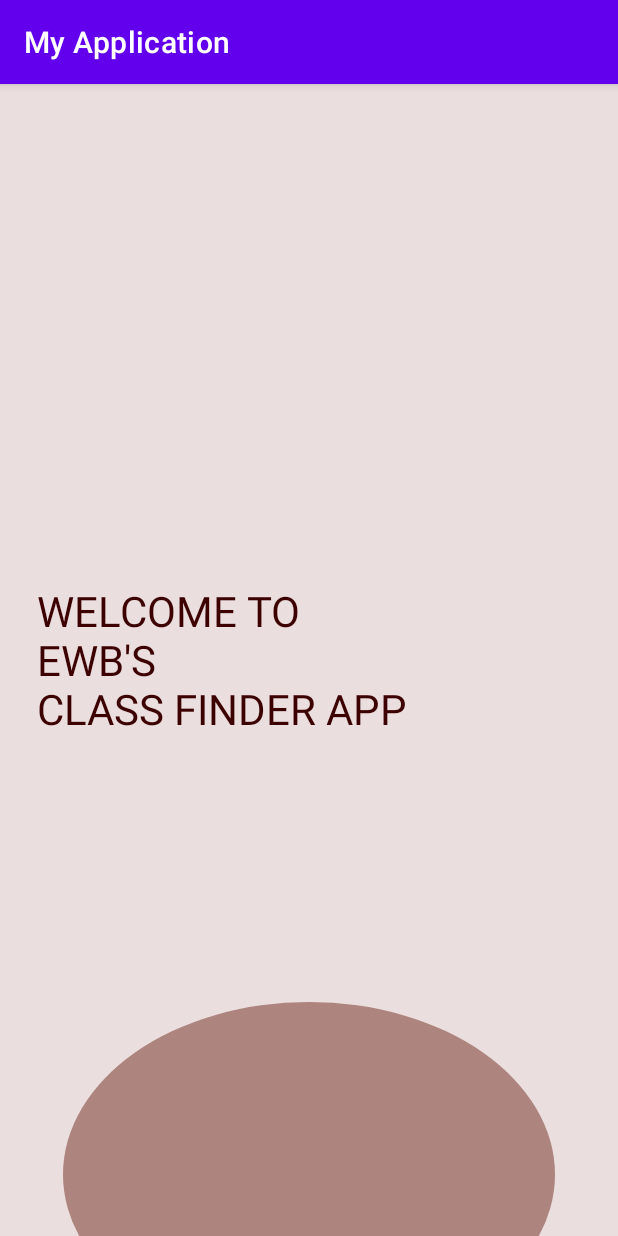
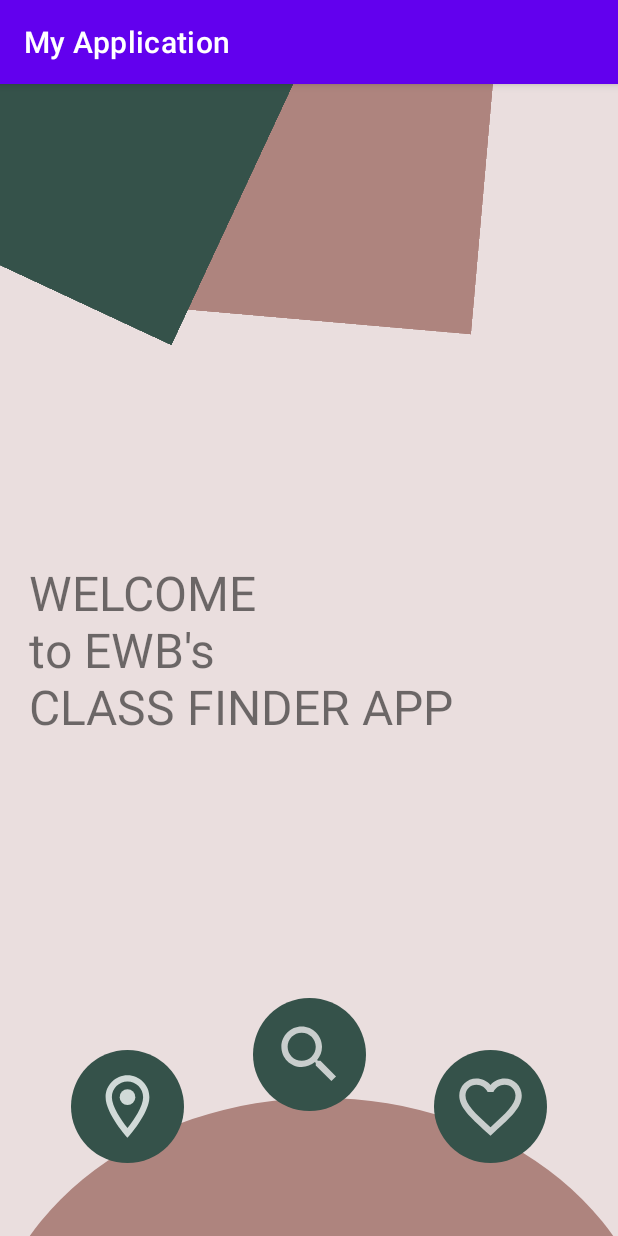
Before and after one commit to EWB-uOttawa/EWBCampusExplorer, an Android app: the screen it shows after launch (MainActivity before the commit, mainPage after it), on a phone screen of 412 x 824 dp. Run offline under Robolectric (Android 15) with nearby library versions, the phone set to English and light mode, and no system bars.

Commit message:
mainPage
in this one, i just copied the components from the first try and pasted them inside the androidx tags

```diff
--- a/EWBCampusExplorerMustafa/app/src/main/AndroidManifest.xml
+++ b/EWBCampusExplorerMustafa/app/src/main/AndroidManifest.xml
@@ -10,7 +10,7 @@
         android:supportsRtl="true"
         android:theme="@style/Theme.MyApplication">
         <activity
-            android:name=".MainActivity"
+            android:name=".mainPage"
             android:exported="true">
             <intent-filter>
                 <action android:name="android.intent.action.MAIN" />
--- a/EWBCampusExplorerMustafa/app/src/main/java/com/example/myapplication/MainActivity.java
+++ b/EWBCampusExplorerMustafa/app/src/main/java/com/example/myapplication/mainPage.java
@@ -4,11 +4,11 @@ import androidx.appcompat.app.AppCompatActivity;
 
 import android.os.Bundle;
 
-public class MainActivity extends AppCompatActivity {
+public class mainPage extends AppCompatActivity {
 
     @Override
     protected void onCreate(Bundle savedInstanceState) {
         super.onCreate(savedInstanceState);
-        setContentView(R.layout.activity_main);
+        setContentView(R.layout.main_page);
     }
 }
--- /dev/null
+++ b/EWBCampusExplorerMustafa/app/src/main/res/drawable-v24/box.xml
@@ -0,0 +1,13 @@
+<?xml version="1.0" encoding="utf-8"?>
+<selector xmlns:android="http://schemas.android.com/apk/res/android">
+    <item>
+        <shape android:shape="rectangle">
+            <solid android:color="#35524A"/>
+
+        </shape>
+
+    </item>
+
+
+
+</selector>
--- /dev/null
+++ b/EWBCampusExplorerMustafa/app/src/main/res/drawable-v24/buttoncircle.xml
@@ -0,0 +1,11 @@
+<?xml version="1.0" encoding="utf-8"?>
+<selector xmlns:android="http://schemas.android.com/apk/res/android">
+    <item>
+    <shape xmlns:android="http://schemas.android.com/apk/res/android"
+        android:shape="oval">
+        <solid
+            android:color="#35524a"/>
+    </shape>
+    </item>
+
+</selector>
--- /dev/null
+++ b/EWBCampusExplorerMustafa/app/src/main/res/drawable-v24/ic_destination.xml
@@ -0,0 +1,14 @@
+<vector xmlns:android="http://schemas.android.com/apk/res/android"
+    android:width="50dp"
+    android:height="50dp"
+    android:viewportWidth="24"
+    android:viewportHeight="24"
+    android:tint="#F7FDFB"
+    android:alpha="0.8">
+  <path
+      android:fillColor="@android:color/white"
+      android:pathData="M12,2C8.13,2 5,5.13 5,9c0,5.25 7,13 7,13s7,-7.75 7,-13c0,-3.87 -3.13,-7 -7,-7zM7,9c0,-2.76 2.24,-5 5,-5s5,2.24 5,5c0,2.88 -2.88,7.19 -5,9.88C9.92,16.21 7,11.85 7,9z"/>
+  <path
+      android:fillColor="@android:color/white"
+      android:pathData="M12,9m-2.5,0a2.5,2.5 0,1 1,5 0a2.5,2.5 0,1 1,-5 0"/>
+</vector>
--- /dev/null
+++ b/EWBCampusExplorerMustafa/app/src/main/res/drawable-v24/ic_favourites.xml
@@ -0,0 +1,11 @@
+<vector xmlns:android="http://schemas.android.com/apk/res/android"
+    android:width="50dp"
+    android:height="50dp"
+    android:viewportWidth="24"
+    android:viewportHeight="24"
+    android:tint="#EDEDED"
+    android:alpha="0.8">
+  <path
+      android:fillColor="@android:color/white"
+      android:pathData="M16.5,3c-1.74,0 -3.41,0.81 -4.5,2.09C10.91,3.81 9.24,3 7.5,3 4.42,3 2,5.42 2,8.5c0,3.78 3.4,6.86 8.55,11.54L12,21.35l1.45,-1.32C18.6,15.36 22,12.28 22,8.5 22,5.42 19.58,3 16.5,3zM12.1,18.55l-0.1,0.1 -0.1,-0.1C7.14,14.24 4,11.39 4,8.5 4,6.5 5.5,5 7.5,5c1.54,0 3.04,0.99 3.57,2.36h1.87C13.46,5.99 14.96,5 16.5,5c2,0 3.5,1.5 3.5,3.5 0,2.89 -3.14,5.74 -7.9,10.05z"/>
+</vector>
--- /dev/null
+++ b/EWBCampusExplorerMustafa/app/src/main/res/drawable-v24/ic_search.xml
@@ -0,0 +1,11 @@
+<vector xmlns:android="http://schemas.android.com/apk/res/android"
+    android:width="50dp"
+    android:height="50dp"
+    android:viewportWidth="24"
+    android:viewportHeight="24"
+    android:tint="#EDEDED"
+    android:alpha="0.8">
+  <path
+      android:fillColor="@android:color/white"
+      android:pathData="M15.5,14h-0.79l-0.28,-0.27C15.41,12.59 16,11.11 16,9.5 16,5.91 13.09,3 9.5,3S3,5.91 3,9.5 5.91,16 9.5,16c1.61,0 3.09,-0.59 4.23,-1.57l0.27,0.28v0.79l5,4.99L20.49,19l-4.99,-5zM9.5,14C7.01,14 5,11.99 5,9.5S7.01,5 9.5,5 14,7.01 14,9.5 11.99,14 9.5,14z"/>
+</vector>
--- a/EWBCampusExplorerMustafa/app/src/main/res/drawable/bottom_cicle.xml
+++ b/EWBCampusExplorerMustafa/app/src/main/res/drawable/box2.xml
@@ -1,11 +1,10 @@
 <?xml version="1.0" encoding="utf-8"?>
 <selector xmlns:android="http://schemas.android.com/apk/res/android">
     <item>
-        <shape android:shape="oval">
-            <solid android:color="#ae847e"></solid>
-            <corners android:radius="100in"></corners>
-
+        <shape android:shape="rectangle">
+            <solid android:color="#ae847e"/>
 
         </shape>
+
     </item>
 </selector>
--- /dev/null
+++ b/EWBCampusExplorerMustafa/app/src/main/res/drawable/circle.xml
@@ -0,0 +1,11 @@
+<?xml version="1.0" encoding="utf-8"?>
+<selector xmlns:android="http://schemas.android.com/apk/res/android">
+    <item>
+        <shape xmlns:android="http://schemas.android.com/apk/res/android"
+            android:shape="oval">
+            <solid
+                android:color="#ae847e"/>
+        </shape>
+
+    </item>
+</selector>
--- a/EWBCampusExplorerMustafa/app/src/main/res/layout/activity_main.xml
+++ /dev/null
@@ -1,37 +0,0 @@
-<?xml version="1.0" encoding="utf-8"?>
-<androidx.constraintlayout.widget.ConstraintLayout xmlns:android="http://schemas.android.com/apk/res/android"
-    xmlns:app="http://schemas.android.com/apk/res-auto"
-    xmlns:tools="http://schemas.android.com/tools"
-    android:layout_width="match_parent"
-    android:layout_height="match_parent"
-    android:background="#EADEDE"
-    tools:context=".MainActivity">
-
-    <TextView
-        android:id="@+id/textView"
-        android:layout_width="wrap_content"
-        android:layout_height="wrap_content"
-        android:text="WELCOME TO\nEWB'S\nCLASS FINDER APP"
-        android:textColor="#3c0000"
-        android:textSize="28sp"
-        app:layout_constraintBottom_toBottomOf="parent"
-        app:layout_constraintHorizontal_bias="0.15"
-        app:layout_constraintLeft_toLeftOf="parent"
-        app:layout_constraintRight_toRightOf="parent"
-        app:layout_constraintTop_toTopOf="parent"
-        app:layout_constraintVertical_bias="0.499" />
-
-    <View
-        android:id="@+id/view"
-        android:layout_width="328dp"
-        android:layout_height="230dp"
-        android:layout_marginStart="75dp"
-        android:layout_marginTop="612dp"
-        android:layout_marginEnd="74dp"
-        android:background="@drawable/bottom_cicle"
-        app:layout_constraintEnd_toEndOf="parent"
-        app:layout_constraintHorizontal_bias="0.515"
-        app:layout_constraintStart_toStartOf="parent"
-        app:layout_constraintTop_toTopOf="parent" />
-
-</androidx.constraintlayout.widget.ConstraintLayout>
--- /dev/null
+++ b/EWBCampusExplorerMustafa/app/src/main/res/layout/main_page.xml
@@ -0,0 +1,95 @@
+<?xml version="1.0" encoding="utf-8"?>
+<androidx.constraintlayout.widget.ConstraintLayout xmlns:android="http://schemas.android.com/apk/res/android"
+    xmlns:app="http://schemas.android.com/apk/res-auto"
+    xmlns:tools="http://schemas.android.com/tools"
+    android:layout_width="match_parent"
+    android:layout_height="match_parent"
+    android:background="#EADEDE"
+    tools:context=".mainPage">
+
+    <View
+        android:id="@+id/view"
+        android:layout_width="450dp"
+        android:layout_height="370dp"
+        android:layout_marginTop="596dp"
+        android:background="@drawable/circle"
+        android:translationY="80dp"
+        app:layout_constraintEnd_toEndOf="parent"
+        app:layout_constraintHorizontal_bias="0.315"
+        app:layout_constraintStart_toStartOf="parent"
+        app:layout_constraintTop_toTopOf="parent" />
+
+    <View
+        android:id="@+id/view3"
+        android:layout_width="179dp"
+        android:layout_height="208dp"
+        android:layout_marginEnd="104dp"
+        android:layout_marginBottom="596dp"
+        android:background="@drawable/box2"
+        android:rotation="-85"
+        app:layout_constraintBottom_toBottomOf="parent"
+        app:layout_constraintEnd_toEndOf="parent" />
+
+    <View
+        android:id="@+id/view2"
+        android:layout_width="206dp"
+        android:layout_height="211dp"
+        android:layout_marginEnd="244dp"
+        android:layout_marginBottom="628dp"
+        android:background="@drawable/box"
+        android:rotation="25"
+        app:layout_constraintBottom_toBottomOf="parent"
+        app:layout_constraintEnd_toEndOf="parent" />
+
+    <ImageButton
+        android:id="@+id/imageButton3"
+        android:layout_width="75dp"
+        android:layout_height="75dp"
+        android:background="@drawable/buttoncircle"
+        android:src="@drawable/ic_search"
+        app:layout_constraintBottom_toBottomOf="parent"
+        app:layout_constraintEnd_toEndOf="parent"
+        app:layout_constraintStart_toStartOf="parent"
+        app:layout_constraintTop_toTopOf="parent"
+        app:layout_constraintVertical_bias="0.88" />
+
+    <ImageButton
+        android:id="@+id/imageButton4"
+        android:layout_width="75dp"
+        android:layout_height="75dp"
+        android:background="@drawable/buttoncircle"
+        android:src="@drawable/ic_destination"
+        app:layout_constraintBottom_toBottomOf="parent"
+        app:layout_constraintEnd_toEndOf="parent"
+        app:layout_constraintHorizontal_bias="0.14"
+        app:layout_constraintStart_toStartOf="parent"
+        app:layout_constraintTop_toTopOf="parent"
+        app:layout_constraintVertical_bias="0.93" />
+
+    <ImageButton
+        android:id="@+id/imageButton5"
+        android:layout_width="75dp"
+        android:layout_height="75dp"
+        android:background="@drawable/buttoncircle"
+        android:src="@drawable/ic_favourites"
+        app:layout_constraintBottom_toBottomOf="parent"
+        app:layout_constraintEnd_toEndOf="parent"
+        app:layout_constraintHorizontal_bias="0.86"
+        app:layout_constraintStart_toStartOf="parent"
+        app:layout_constraintTop_toTopOf="parent"
+        app:layout_constraintVertical_bias="0.93" />
+
+    <TextView
+        android:id="@+id/textView"
+        android:layout_width="309dp"
+        android:layout_height="132dp"
+        android:text="WELCOME \nto EWB's\nCLASS FINDER APP"
+        android:textSize="32sp"
+        app:layout_constraintBottom_toBottomOf="parent"
+        app:layout_constraintEnd_toEndOf="parent"
+        app:layout_constraintHorizontal_bias="0.19"
+        app:layout_constraintStart_toStartOf="parent"
+        app:layout_constraintTop_toTopOf="parent"
+        app:layout_constraintVertical_bias="0.499" />
+
+</androidx.constraintlayout.widget.ConstraintLayout>
```
